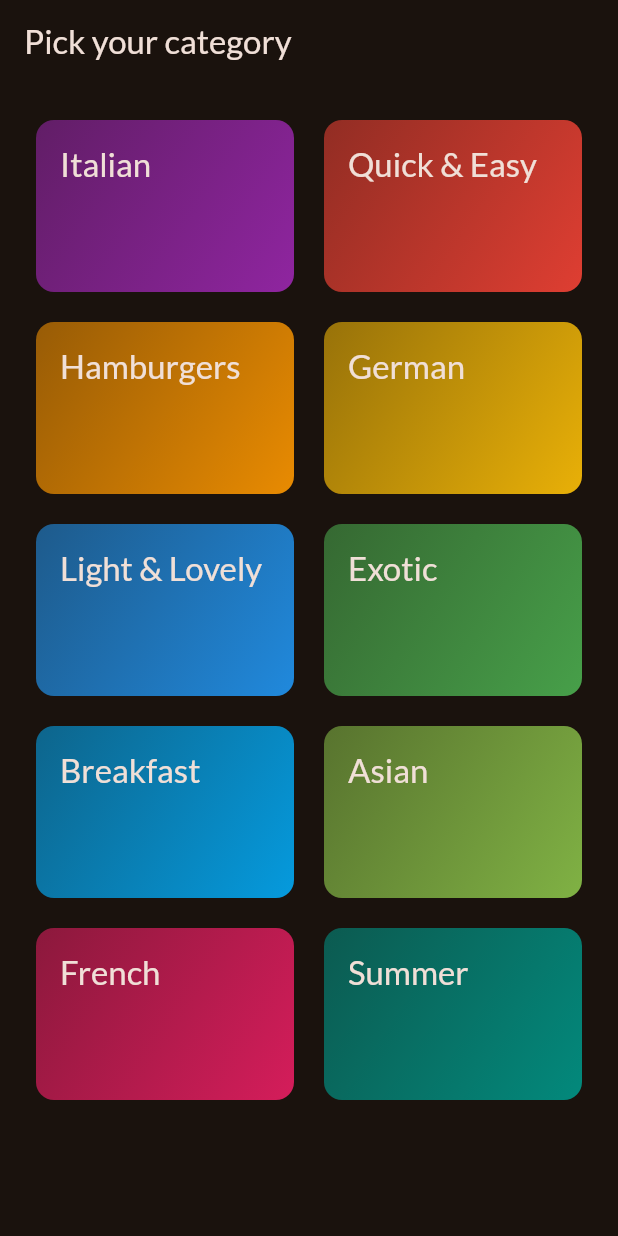
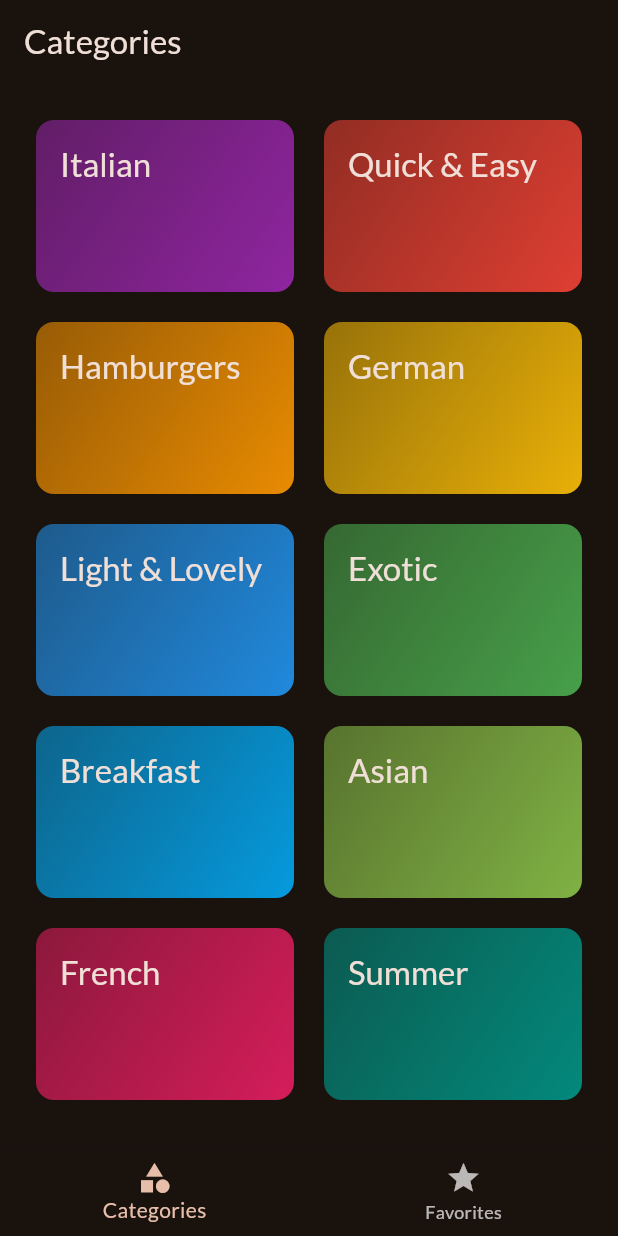
Before and after one commit to rebertiger/meals_app, a Flutter app: the screen it shows after launch, on a phone screen of 412 x 824 dp. Run offline on Flutter 3.47's test engine with Material 3 defaults, Android fonts, the phone set to English and light mode, and no system bars; our stand-ins replace google_fonts, transparent_image.

Commit message:
Add BottomNavigationBar to navigate

```diff
--- a/lib/main.dart
+++ b/lib/main.dart
@@ -1,7 +1,7 @@
 import 'package:flutter/material.dart';
 
 import 'package:google_fonts/google_fonts.dart';
-import 'package:meals_app/screens/categories.dart';
+import 'package:meals_app/screens/tabs.dart';
 
 final theme = ThemeData(
   useMaterial3: true,
@@ -23,7 +23,7 @@ class App extends StatelessWidget {
   Widget build(BuildContext context) {
     return MaterialApp(
       theme: theme,
-      home: const CategoriesScreen(),
+      home: const TabsScreen(),
     );
   }
 }
--- a/lib/screens/categories.dart
+++ b/lib/screens/categories.dart
@@ -13,11 +13,7 @@ class CategoriesScreen extends StatelessWidget {
   }
   @override
   Widget build(BuildContext context) {
-    return Scaffold(
-      appBar: AppBar(
-        title: const Text('Pick your category'),
-      ),
-      body: GridView(
+    return GridView(
         padding: const EdgeInsets.all(24),
         gridDelegate: const SliverGridDelegateWithFixedCrossAxisCount(
             crossAxisCount: 2,
@@ -28,7 +24,7 @@ class CategoriesScreen extends StatelessWidget {
           for(final category in availableCategories)
             CategoryGridItem(category: category,onSelectCategory: () => _selectCategory(context,category),),
         ],
-      ),
-    );
+      );
+
   }
 }
--- /dev/null
+++ b/lib/screens/tabs.dart
@@ -0,0 +1,53 @@
+import 'package:flutter/material.dart';
+import 'package:meals_app/screens/categories.dart';
+import 'package:meals_app/screens/meals.dart';
+
+class TabsScreen extends StatefulWidget{
+  const TabsScreen({super.key});
+
+  @override
+  State<TabsScreen> createState() {
+    return _TabsScreenState();
+  }
+
+
+
+}
+class _TabsScreenState extends State<TabsScreen>{
+  int _selectedPageIndex  = 0;
+
+  void _selectPage(int index){
+    setState(() {
+      _selectedPageIndex = index;
+    });
+  }
+
+
+  @override
+  Widget build(BuildContext context) {
+    var activePageTitle = 'Categories';
+    Widget activePage = const CategoriesScreen();
+    if (_selectedPageIndex == 1){
+      activePage = const MealsScreen(meals: []);
+      activePageTitle = 'Favorites';
+    }
+
+
+
+    return Scaffold(
+      appBar: AppBar(
+        title: Text(activePageTitle),
+      ),
+      body: activePage,
+      bottomNavigationBar: BottomNavigationBar(
+        onTap: _selectPage,
+        currentIndex: _selectedPageIndex,
+        items: const [
+          BottomNavigationBarItem(icon: Icon(Icons.category),label: 'Categories'),
+          BottomNavigationBarItem(icon: Icon(Icons.star),label: 'Favorites'),
+        ],
+      ),
+    );
+  }
+
+  }
```
Also changed, not shown: lib/screens/meals.dart (+6 -3 lines).
